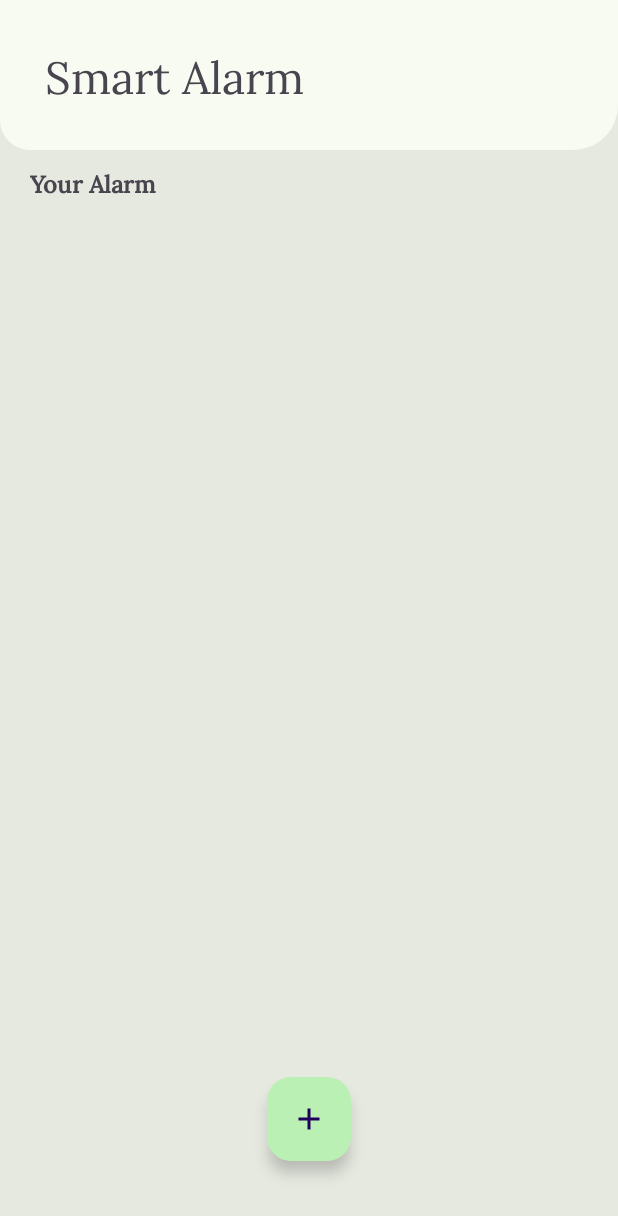
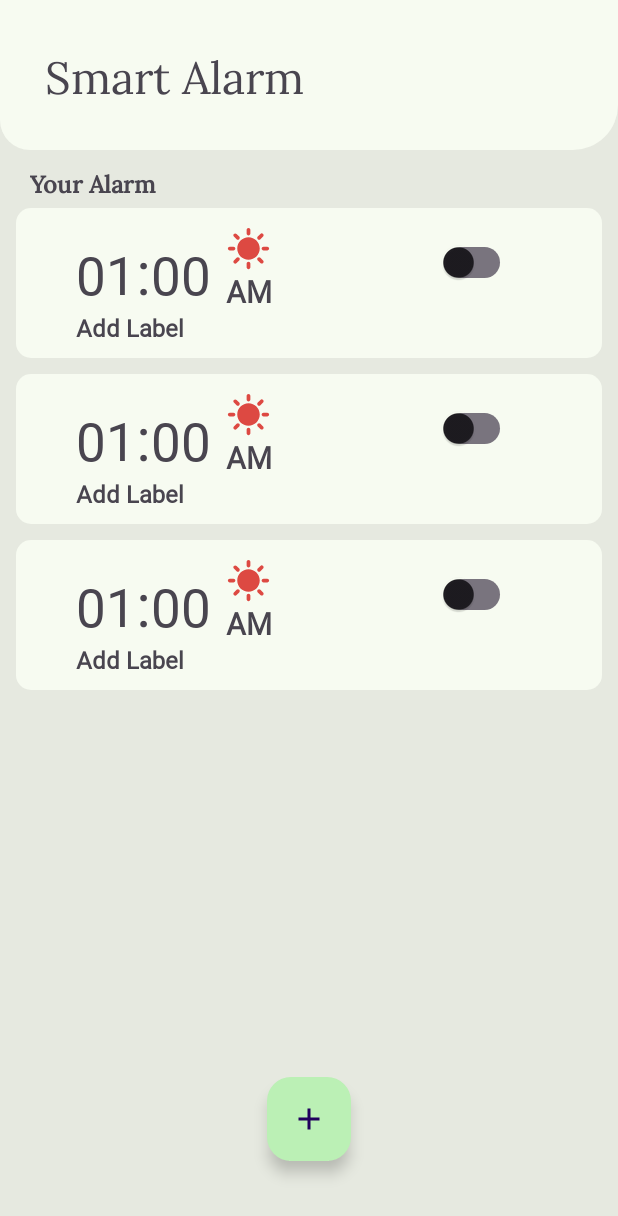
Before and after one commit to MyoWin-andrDev/Android-Smart-Alarm-Kotlin, an Android app: the layout activity_main.xml on its own in the app's theme, with its tools: preview values and no code run, on a phone screen of 412 x 824 dp. Shown: the top 1216 px of the screen. Run offline under Robolectric (Android 15) with nearby library versions, the phone set to English and light mode, and no system bars.

Commit message:
Init AlarmAdapter.kt

```diff
--- a/app/src/main/java/it/ezzie/smartalarminkotlin/AlarmAdapter.kt
+++ b/app/src/main/java/it/ezzie/smartalarminkotlin/AlarmAdapter.kt
@@ -1,4 +1,29 @@
 package it.ezzie.smartalarminkotlin
 
-class AlarmAdapter {
+import android.content.Context
+import android.view.LayoutInflater
+import android.view.View
+import android.view.ViewGroup
+import androidx.recyclerview.widget.RecyclerView
+import it.ezzie.smartalarminkotlin.databinding.AdapterAlarmBinding
+
+class AlarmAdapter(context : Context, alarmList : List<Alarm> ) : RecyclerView.Adapter<AlarmAdapter.AlarmViewHolder>() {
+
+    class AlarmViewHolder(binding : AdapterAlarmBinding) : RecyclerView.ViewHolder(binding.root){
+    }
+
+    override fun onCreateViewHolder(parent: ViewGroup, viewType: Int): AlarmViewHolder {
+       var layoutInflater : LayoutInflater = LayoutInflater.from(parent.context)
+        var binding = AdapterAlarmBinding.inflate(layoutInflater)
+        return AlarmViewHolder(binding)
+    }
+
+    override fun getItemCount(): Int {
+        TODO("Not yet implemented")
+    }
+
+    override fun onBindViewHolder(holder: AlarmViewHolder, position: Int) {
+        TODO("Not yet implemented")
+    }
+
 }
--- a/app/src/main/res/layout/activity_main.xml
+++ b/app/src/main/res/layout/activity_main.xml
@@ -39,7 +39,7 @@
         android:id="@+id/recyclerView"
         android:layout_width="match_parent"
         android:layout_height="0dp"
-
+        tools:listitem="@layout/adapter_alarm"
         app:layout_constraintBottom_toBottomOf="parent"
         app:layout_constraintTop_toBottomOf="@id/alarm"
         android:layout_marginStart="5dp"
--- /dev/null
+++ b/app/src/main/res/layout/adapter_alarm.xml
@@ -0,0 +1,101 @@
+<?xml version="1.0" encoding="utf-8"?>
+<androidx.constraintlayout.widget.ConstraintLayout xmlns:android="http://schemas.android.com/apk/res/android"
+    android:layout_width="match_parent"
+    android:layout_height="100dp"
+    android:id="@+id/listLinear"
+    xmlns:app="http://schemas.android.com/apk/res-auto"
+    android:layout_margin="5dp"
+    android:background="@drawable/bg_list">
+
+    <LinearLayout
+        android:id="@+id/alarmTime"
+        android:layout_width="wrap_content"
+        android:layout_height="wrap_content"
+        app:layout_constraintTop_toTopOf="parent"
+        app:layout_constraintStart_toStartOf="parent"
+        android:layout_marginStart="40dp"
+        android:layout_marginTop="15dp">
+
+    <TextView
+        android:id="@+id/alarmHour"
+        android:layout_width="wrap_content"
+        android:layout_height="wrap_content"
+        app:layout_constraintTop_toTopOf="parent"
+        app:layout_constraintStart_toStartOf="parent"
+        android:text="01"
+        android:textSize="35sp"
+        android:fontFamily="@font/mulish_regular"
+        android:gravity="center_vertical"/>
+
+    <TextView
+        android:id="@+id/alarmColumn"
+        android:layout_width="wrap_content"
+        android:layout_height="wrap_content"
+        android:text=":"
+        android:textSize="40dp"
+        app:layout_constraintBottom_toBottomOf="@+id/alarmHour"
+        app:layout_constraintTop_toTopOf="@+id/alarmHour"
+        app:layout_constraintStart_toEndOf="@id/alarmHour"/>
+
+
+    <TextView
+        android:id="@+id/alarmMinute"
+        android:layout_width="wrap_content"
+        android:layout_height="wrap_content"
+        app:layout_constraintTop_toTopOf="@id/alarmHour"
+        app:layout_constraintBottom_toBottomOf="@id/alarmHour"
+        app:layout_constraintStart_toEndOf="@id/alarmColumn"
+        android:text="00"
+        android:textSize="35sp"
+        android:fontFamily="@font/mulish_regular"
+        android:gravity="center_vertical" />
+
+    </LinearLayout>
+
+    <TextView
+        android:id="@+id/alarmLabel"
+        android:layout_width="wrap_content"
+        android:layout_height="wrap_content"
+        android:text="Add Label"
+        android:textSize="16sp"
+        android:fontFamily="@font/mulish_regular"
+        android:textStyle="bold"
+        app:layout_constraintBottom_toBottomOf="parent"
+        app:layout_constraintStart_toStartOf="@+id/alarmTime"
+        app:layout_constraintTop_toBottomOf="@id/alarmTime"
+        android:layout_marginBottom="10dp"/>
+
+    <TextView
+        android:id="@+id/alarmUnit"
+        android:layout_width="wrap_content"
+        android:layout_height="wrap_content"
+        android:text="AM"
+        android:textSize="20sp"
+        android:fontFamily="@font/mulish_regular"
+        android:textStyle="bold"
+        app:layout_constraintStart_toEndOf="@id/alarmTime"
+        app:layout_constraintBottom_toBottomOf="@id/alarmTime"
+        android:layout_marginStart="10dp"/>
+
+    <ImageView
+        android:id="@+id/imageView"
+        android:layout_width="30dp"
+        android:layout_height="30dp"
+        android:layout_marginStart="10dp"
+        android:src="@drawable/ic_sun"
+        app:layout_constraintBottom_toTopOf="@id/alarmUnit"
+        app:layout_constraintStart_toEndOf="@id/alarmTime" />
+
+    <com.google.android.material.switchmaterial.SwitchMaterial
+        android:id="@+id/alarmSwitch"
+        android:layout_width="wrap_content"
+        android:layout_height="wrap_content"
+        app:layout_constraintEnd_toEndOf="parent"
+        app:track="@drawable/track_toggle"
+        app:layout_constraintStart_toEndOf="@+id/imageView"
+        app:layout_constraintTop_toTopOf="@id/imageView"
+        android:layout_marginStart="50dp"/>
+
+
+
+</androidx.constraintlayout.widget.ConstraintLayout>
```
